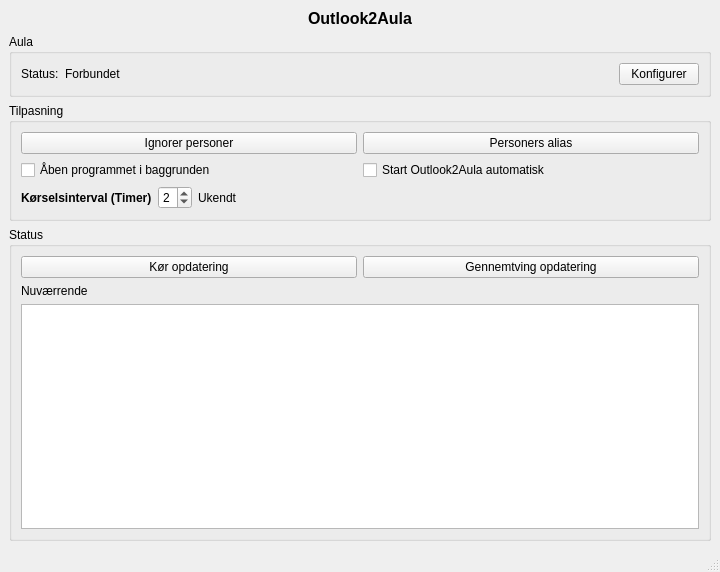
The window that mainwindow.ui (froksen/O2A_GUI) describes before a commit, drawn with Qt 5.
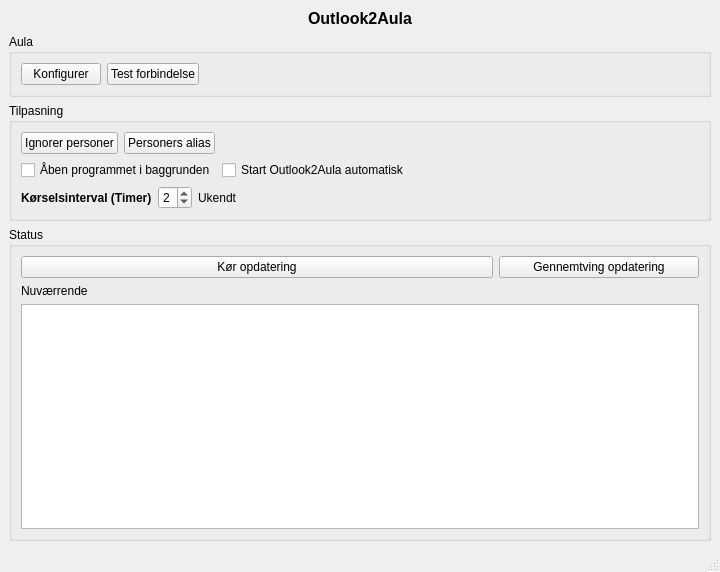
The same window after the commit.

Patch:
```diff
--- a/mainwindow.ui
+++ b/mainwindow.ui
@@ -39,7 +39,7 @@
       <layout class="QHBoxLayout" name="horizontalLayout">
        <item>
         <layout class="QGridLayout" name="gridLayout">
-         <item row="0" column="3">
+         <item row="0" column="0">
           <widget class="QPushButton" name="settings_button_aula">
            <property name="text">
             <string>Konfigurer</string>
@@ -47,16 +47,9 @@
           </widget>
          </item>
          <item row="0" column="1">
-          <widget class="QLabel" name="settings_aula_status">
+          <widget class="QPushButton" name="settings_button_aula_test_connection">
            <property name="text">
-            <string>Forbundet</string>
-           </property>
-          </widget>
-         </item>
-         <item row="0" column="0">
-          <widget class="QLabel" name="settings_label_aula">
-           <property name="text">
-            <string>Status:</string>
+            <string>Test forbindelse</string>
            </property>
           </widget>
          </item>
@@ -86,13 +79,6 @@
       <layout class="QVBoxLayout" name="verticalLayout_2">
        <item>
         <layout class="QGridLayout" name="gridLayout_2">
-         <item row="0" column="0">
-          <widget class="QPushButton" name="customize_ignore_people_button">
-           <property name="text">
-            <string>Ignorer personer</string>
-           </property>
-          </widget>
-         </item>
          <item row="0" column="1">
           <widget class="QPushButton" name="customize_alias_button">
            <property name="text">
@@ -100,6 +86,26 @@
            </property>
           </widget>
          </item>
+         <item row="0" column="0">
+          <widget class="QPushButton" name="customize_ignore_people_button">
+           <property name="text">
+            <string>Ignorer personer</string>
+           </property>
+          </widget>
+         </item>
+         <item row="0" column="2">
+          <spacer name="horizontalSpacer_3">
+           <property name="orientation">
+            <enum>Qt::Horizontal</enum>
+           </property>
+           <property name="sizeHint" stdset="0">
+            <size>
+             <width>40</width>
+             <height>20</height>
+            </size>
+           </property>
+          </spacer>
+         </item>
         </layout>
        </item>
        <item>
@@ -121,6 +127,19 @@
            </property>
           </widget>
          </item>
+         <item row="0" column="2">
+          <spacer name="horizontalSpacer_4">
+           <property name="orientation">
+            <enum>Qt::Horizontal</enum>
+           </property>
+           <property name="sizeHint" stdset="0">
+            <size>
+             <width>40</width>
+             <height>20</height>
+            </size>
+           </property>
+          </spacer>
+         </item>
         </layout>
        </item>
        <item>
@@ -182,21 +201,33 @@
       </property>
       <layout class="QVBoxLayout" name="verticalLayout">
        <item>
-        <layout class="QGridLayout" name="gridLayout_4">
-         <item row="0" column="0">
-          <widget class="QPushButton" name="runO2A">
-           <property name="text">
-            <string>Kør opdatering</string>
-           </property>
-          </widget>
-         </item>
+        <layout class="QGridLayout" name="gridLayout_4" columnstretch="1,0" columnminimumwidth="1,0">
          <item row="0" column="1">
           <widget class="QPushButton" name="forcerunO2A">
+           <property name="minimumSize">
+            <size>
+             <width>200</width>
+             <height>0</height>
+            </size>
+           </property>
            <property name="text">
             <string>Gennemtving opdatering</string>
            </property>
           </widget>
          </item>
+         <item row="0" column="0">
+          <widget class="QPushButton" name="runO2A">
+           <property name="minimumSize">
+            <size>
+             <width>250</width>
+             <height>0</height>
+            </size>
+           </property>
+           <property name="text">
+            <string>Kør opdatering</string>
+           </property>
+          </widget>
+         </item>
         </layout>
        </item>
        <item>
@@ -207,7 +238,7 @@
         </widget>
        </item>
        <item>
-        <widget class="QTextEdit" name="actionDetails"/>
+        <widget class="QPlainTextEdit" name="actionDetails"/>
        </item>
       </layout>
      </widget>
```
